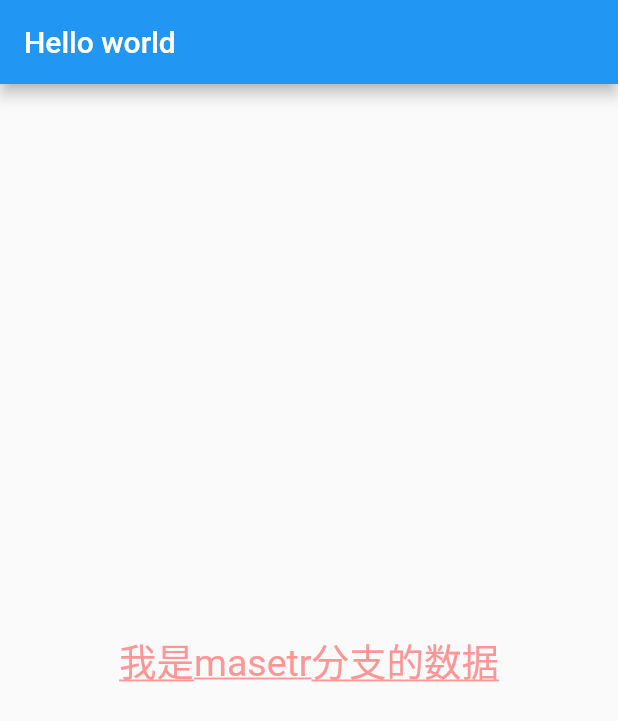
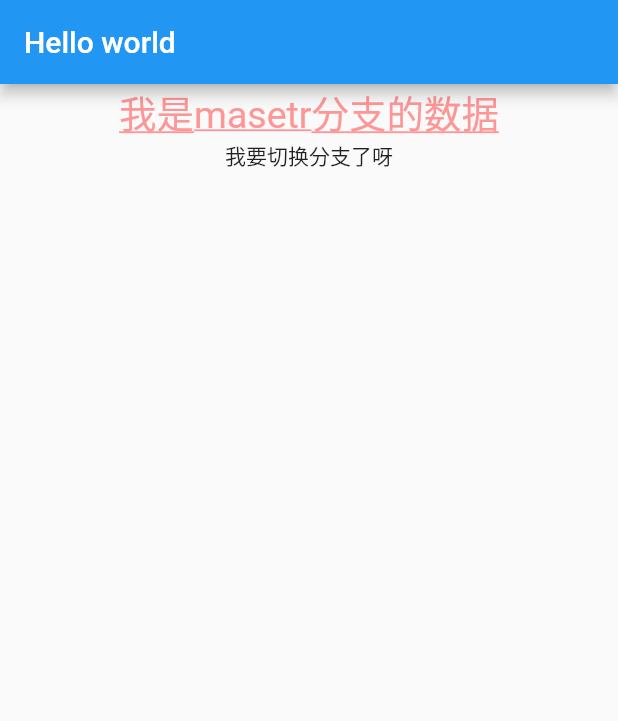
Before and after one commit to zhuzilyy/flutter_app, a Flutter app: the screen it shows after launch, on a phone screen of 412 x 824 dp. Shown: the top 721 px of the screen. Run offline on Flutter 3.47's test engine with Material 2 defaults, Android fonts, the phone set to English and light mode, and no system bars.

Commit message:
修改文字内容

```diff
--- a/lib/main.dart
+++ b/lib/main.dart
@@ -14,7 +14,9 @@ class MyApp extends StatelessWidget{
           title: Text("Hello world")
         ),
         body: Center(
-          child: Text(
+          child:Column(
+            children: <Widget>[
+              Text(
                 "我是masetr分支的数据",
                 textAlign: TextAlign.left,
                 /*    maxLines: 1,
@@ -25,6 +27,9 @@ class MyApp extends StatelessWidget{
                     decoration: TextDecoration.underline,
                     decorationStyle: TextDecorationStyle.solid
                 ),
+              ),
+              Text("我要切换分支了呀")
+            ],
           )
         ),
       )
```
Lines whose indentation alone changed are shown as unchanged.
